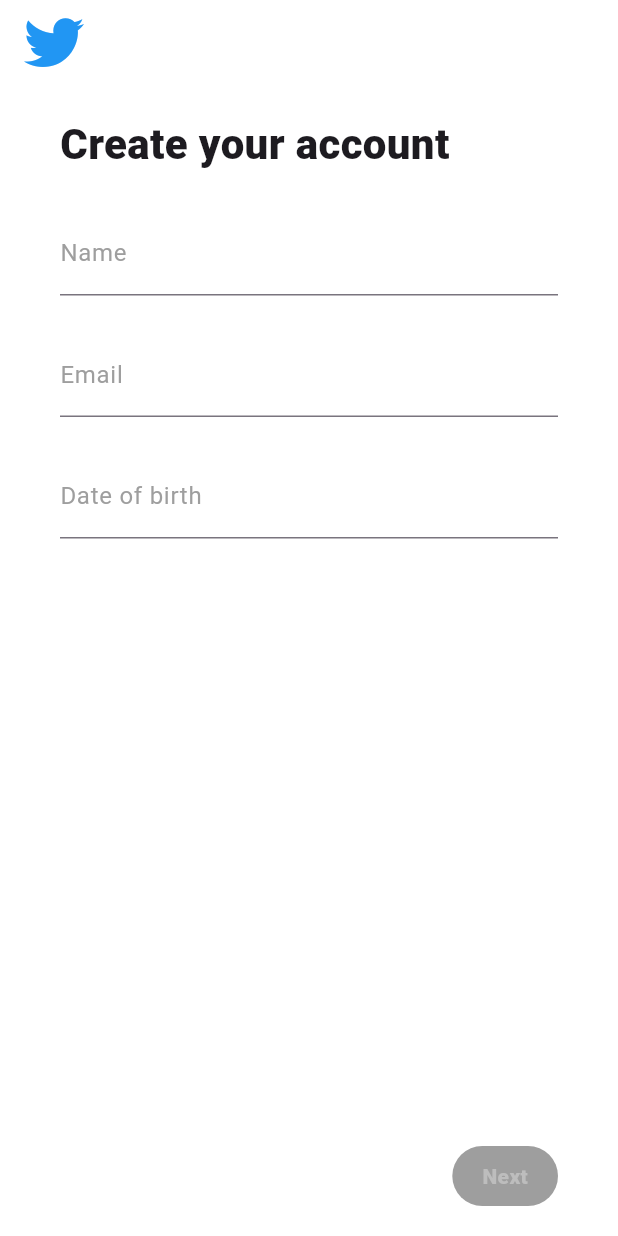
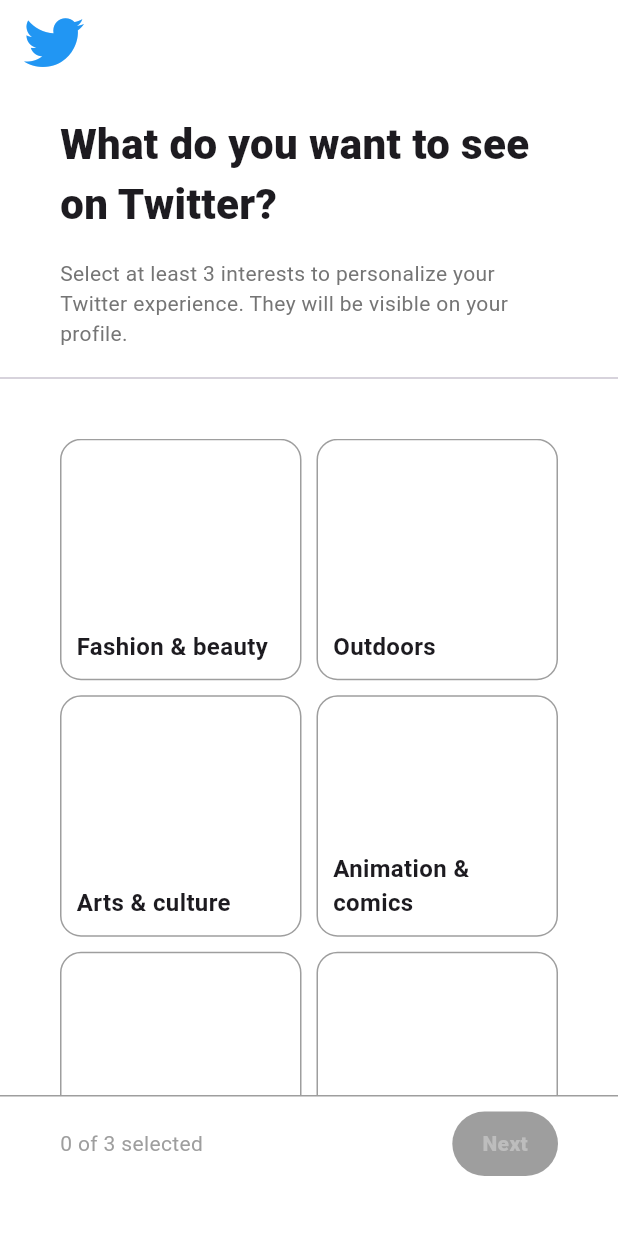
Before and after one commit to hojun-jo/NomadCoders-Flutter-Challenge, a Flutter app: the screen it shows after launch, on a phone screen of 412 x 824 dp. Run offline on Flutter 3.47's test engine with Material 3 defaults, Android fonts, the phone set to English and light mode, and no system bars; our stand-ins replace flutter_rating_stars, font_awesome_flutter.

Commit message:
twitter - BottomBar 위젯 분리

```diff
--- a/twitter/lib/main.dart
+++ b/twitter/lib/main.dart
@@ -20,7 +20,7 @@ class TwitterChallenge extends StatelessWidget {
   Widget build(BuildContext context) {
     return const MaterialApp(
       title: 'Twitter Challenge',
-      home: CreateAccountScreen(),
+      home: InterestsScreen(),
     );
   }
 }
--- a/twitter/lib/screens/onboarding/confirmation_code_screen.dart
+++ b/twitter/lib/screens/onboarding/confirmation_code_screen.dart
@@ -22,7 +22,7 @@ class _ConfirmationCodeScreenState extends State<ConfirmationCodeScreen> {
   @override
   Widget build(BuildContext context) {
     return TwitterScaffold(
-      child: Column(
+      body: Column(
         mainAxisAlignment: MainAxisAlignment.spaceBetween,
         children: [
           SingleChildScrollView(
--- a/twitter/lib/screens/onboarding/create_account_screen.dart
+++ b/twitter/lib/screens/onboarding/create_account_screen.dart
@@ -42,7 +42,7 @@ class _CreateAccountScreenState extends State<CreateAccountScreen> {
   @override
   Widget build(BuildContext context) {
     return TwitterScaffold(
-      child: Column(
+      body: Column(
         mainAxisAlignment: MainAxisAlignment.spaceBetween,
         children: [
           Column(
--- a/twitter/lib/screens/onboarding/customize_experience_screen.dart
+++ b/twitter/lib/screens/onboarding/customize_experience_screen.dart
@@ -20,7 +20,7 @@ class _CustomizeExperienceScreenState extends State<CustomizeExperienceScreen> {
   @override
   Widget build(BuildContext context) {
     return TwitterScaffold(
-      child: Column(
+      body: Column(
         mainAxisAlignment: MainAxisAlignment.spaceBetween,
         children: [
           SingleChildScrollView(
--- a/twitter/lib/screens/onboarding/initial_screen.dart
+++ b/twitter/lib/screens/onboarding/initial_screen.dart
@@ -14,7 +14,7 @@ class InitialScreen extends StatelessWidget {
   @override
   Widget build(BuildContext context) {
     return TwitterScaffold(
-      child: Column(
+      body: Column(
         crossAxisAlignment: CrossAxisAlignment.start,
         children: [
           const Expanded(
--- a/twitter/lib/screens/onboarding/interests_screen.dart
+++ b/twitter/lib/screens/onboarding/interests_screen.dart
@@ -2,8 +2,8 @@ import 'package:flutter/material.dart';
 import 'package:twitter/constants/gaps.dart';
 import 'package:twitter/screens/onboarding/interests_two_screen.dart';
 import 'package:twitter/screens/onboarding/widgets/bold_title.dart';
+import 'package:twitter/screens/onboarding/widgets/bottom_bar.dart';
 import 'package:twitter/screens/onboarding/widgets/policy_text.dart';
-import 'package:twitter/screens/onboarding/widgets/round_button.dart';
 import 'package:twitter/screens/onboarding/widgets/twitter_scaffold.dart';
 
 class InterestsScreen extends StatefulWidget {
@@ -37,7 +37,7 @@ class _InterestsScreenState extends State<InterestsScreen> {
   @override
   Widget build(BuildContext context) {
     return TwitterScaffold(
-      child: Column(
+      body: Column(
         crossAxisAlignment: CrossAxisAlignment.start,
         children: [
           const BoldTitle(text: "What do you want to see on Twitter?"),
@@ -54,9 +54,10 @@ class _InterestsScreenState extends State<InterestsScreen> {
           ),
           Gaps.v40,
           _interestsGrid(),
-          _bottomBar(),
+          Gaps.v64,
         ],
       ),
+      bottomSheet: _bottomBar(),
     );
   }
 
@@ -122,33 +123,22 @@ class _InterestsScreenState extends State<InterestsScreen> {
     );
   }
 
-  Padding _bottomBar() {
-    return Padding(
-      padding: const EdgeInsets.only(top: 5),
-      child: Row(
-        mainAxisAlignment: MainAxisAlignment.spaceBetween,
-        children: [
-          Text(
+  BottomBar _bottomBar() {
+    return BottomBar(
+      leading: Text(
         _bottomText(),
         style: const TextStyle(
           color: Colors.grey,
         ),
       ),
-          RoundButton(
-            text: "Next",
-            isSmall: true,
-            backgroundColor: Colors.black,
       isEnabled: _selectedItems.length >= 3,
-            onTap: () {
+      onNextTap: () {
         Navigator.of(context).push(
           MaterialPageRoute(
             builder: (context) => const InterestsTwoScreen(),
           ),
         );
       },
-          ),
-        ],
-      ),
     );
   }
 
--- a/twitter/lib/screens/onboarding/password_screen.dart
+++ b/twitter/lib/screens/onboarding/password_screen.dart
@@ -23,7 +23,7 @@ class _PasswordScreenState extends State<PasswordScreen> {
   @override
   Widget build(BuildContext context) {
     return TwitterScaffold(
-      child: Column(
+      body: Column(
         mainAxisAlignment: MainAxisAlignment.spaceBetween,
         children: [
           Column(
--- /dev/null
+++ b/twitter/lib/screens/onboarding/widgets/bottom_bar.dart
@@ -0,0 +1,49 @@
+import 'package:flutter/material.dart';
+import 'package:twitter/screens/onboarding/widgets/round_button.dart';
+
+class BottomBar extends StatelessWidget {
+  final Widget leading;
+  final bool isEnabled;
+  final VoidCallback onNextTap;
+
+  const BottomBar({
+    super.key,
+    this.leading = const Spacer(),
+    required this.isEnabled,
+    required this.onNextTap,
+  });
+
+  @override
+  Widget build(BuildContext context) {
+    return Container(
+      height: 94,
+      padding: const EdgeInsets.only(
+        top: 10,
+        left: 40,
+        right: 40,
+        bottom: 40,
+      ),
+      decoration: const BoxDecoration(
+        color: Colors.white,
+        border: Border(
+          top: BorderSide(
+            color: Colors.grey,
+          ),
+        ),
+      ),
+      child: Row(
+        mainAxisAlignment: MainAxisAlignment.spaceBetween,
+        children: [
+          leading,
+          RoundButton(
+            text: "Next",
+            isSmall: true,
+            backgroundColor: Colors.black,
+            isEnabled: isEnabled,
+            onTap: onNextTap,
+          ),
+        ],
+      ),
+    );
+  }
+}
--- a/twitter/lib/screens/onboarding/widgets/twitter_scaffold.dart
+++ b/twitter/lib/screens/onboarding/widgets/twitter_scaffold.dart
@@ -2,11 +2,13 @@ import 'package:flutter/material.dart';
 import 'package:twitter/constants/icons.dart';
 
 class TwitterScaffold extends StatelessWidget {
-  final Widget child;
+  final Widget body;
+  final Widget? bottomSheet;
 
   const TwitterScaffold({
     super.key,
-    required this.child,
+    required this.body,
+    this.bottomSheet,
   });
 
   @override
@@ -14,7 +16,6 @@ class TwitterScaffold extends StatelessWidget {
     return Scaffold(
       resizeToAvoidBottomInset: true,
       appBar: AppBar(
-        //TODO - leading 3종류
         backgroundColor: Colors.white,
         surfaceTintColor: Colors.transparent,
         title: twitterIcon,
@@ -36,9 +37,10 @@ class TwitterScaffold extends StatelessWidget {
             horizontal: 40,
             vertical: 20,
           ),
-          child: child,
+          child: body,
         ),
       ),
+      bottomSheet: bottomSheet,
     );
   }
 }
```
Also changed, not shown: twitter/lib/screens/onboarding/interests_two_screen.dart (+5 -35 lines). Lines whose indentation alone changed are shown as unchanged.
